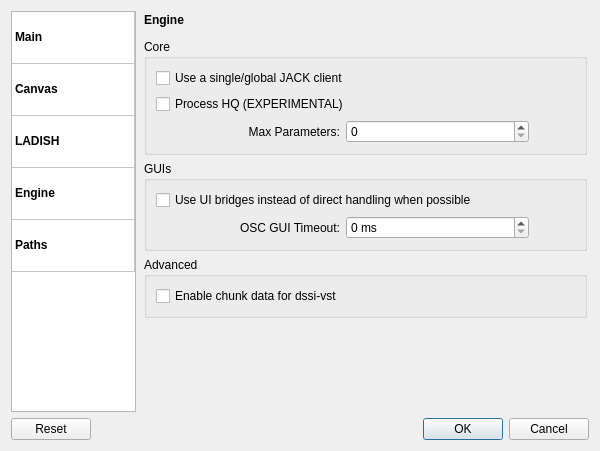
Before: the Qt Designer form src/ui/settings_app.ui in falkTX/Cadence, drawn with Qt 5.
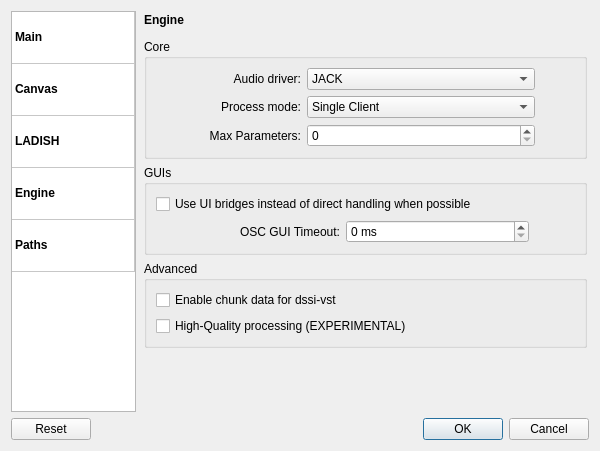
After: the same form once the commit is applied. The open tabs and pages were chosen to show the change. Icons and pictures are not drawn.

```diff
--- a/src/ui/settings_app.ui
+++ b/src/ui/settings_app.ui
@@ -788,7 +788,7 @@
             <string>Core</string>
            </property>
            <layout class="QGridLayout" name="gridLayout_7">
-            <item row="2" column="1">
+            <item row="4" column="1">
              <widget class="QSpinBox" name="sb_engine_max_params">
               <property name="toolTip">
                <string>Maximum number of parameters to allow in the built-in 'Edit' dialog</string>
@@ -798,7 +798,23 @@
               </property>
              </widget>
             </item>
-            <item row="2" column="0">
+            <item row="4" column="2">
+             <spacer name="horizontalSpacer_2">
+              <property name="orientation">
+               <enum>Qt::Horizontal</enum>
+              </property>
+              <property name="sizeType">
+               <enum>QSizePolicy::Fixed</enum>
+              </property>
+              <property name="sizeHint" stdset="0">
+               <size>
+                <width>40</width>
+                <height>10</height>
+               </size>
+              </property>
+             </spacer>
+            </item>
+            <item row="4" column="0">
              <widget class="QLabel" name="label_7">
               <property name="toolTip">
                <string>Maximum number of parameters to allow in the built-in 'Edit' dialog</string>
@@ -811,41 +827,51 @@
               </property>
              </widget>
             </item>
-            <item row="2" column="2">
-             <spacer name="horizontalSpacer_2">
-              <property name="orientation">
-               <enum>Qt::Horizontal</enum>
+            <item row="1" column="0">
+             <widget class="QLabel" name="label_20">
+              <property name="text">
+               <string>Process mode:</string>
               </property>
-              <property name="sizeType">
-               <enum>QSizePolicy::Fixed</enum>
+              <property name="alignment">
+               <set>Qt::AlignRight|Qt::AlignTrailing|Qt::AlignVCenter</set>
               </property>
-              <property name="sizeHint" stdset="0">
-               <size>
-                <width>40</width>
-                <height>10</height>
-               </size>
-              </property>
-             </spacer>
+             </widget>
             </item>
-            <item row="0" column="0" colspan="3">
-             <widget class="QCheckBox" name="ch_engine_global_client">
-              <property name="toolTip">
-               <string>Use a single JACK client for all plugins</string>
-              </property>
-              <property name="text">
-               <string>Use a single/global JACK client</string>
-              </property>
+            <item row="1" column="1">
+             <widget class="QComboBox" name="cb_engine_process_mode">
+              <item>
+               <property name="text">
+                <string>Single Client</string>
+               </property>
+              </item>
+              <item>
+               <property name="text">
+                <string>Multiple Clients</string>
+               </property>
+              </item>
+              <item>
+               <property name="text">
+                <string>Continuous Rack (EXPERIMENTAL)</string>
+               </property>
+              </item>
              </widget>
             </item>
-            <item row="1" column="0" colspan="3">
-             <widget class="QCheckBox" name="ch_engine_process_hq">
-              <property name="toolTip">
-               <string>Process audio in blocks of 8 samples, allowing &quot;per-sample&quot; automation.
-Recommended to use when 'rendering' a project.
-Some plugins might not work properly under this mode.</string>
-              </property>
+            <item row="0" column="1">
+             <widget class="QComboBox" name="cb_engine_audio_driver">
+              <item>
+               <property name="text">
+                <string>JACK</string>
+               </property>
+              </item>
+             </widget>
+            </item>
+            <item row="0" column="0">
+             <widget class="QLabel" name="label_21">
               <property name="text">
-               <string>Process HQ (EXPERIMENTAL)</string>
+               <string>Audio driver:</string>
+              </property>
+              <property name="alignment">
+               <set>Qt::AlignRight|Qt::AlignTrailing|Qt::AlignVCenter</set>
               </property>
              </widget>
             </item>
@@ -926,6 +952,18 @@
               </property>
              </widget>
             </item>
+            <item>
+             <widget class="QCheckBox" name="ch_engine_process_hq">
+              <property name="toolTip">
+               <string>Process audio in blocks of 8 samples, allowing &quot;per-sample&quot; automation.
+Recommended to use when 'rendering' a project.
+Some plugins might not work properly under this mode.</string>
+              </property>
+              <property name="text">
+               <string>High-Quality processing (EXPERIMENTAL)</string>
+              </property>
+             </widget>
+            </item>
            </layout>
           </widget>
          </item>
```
